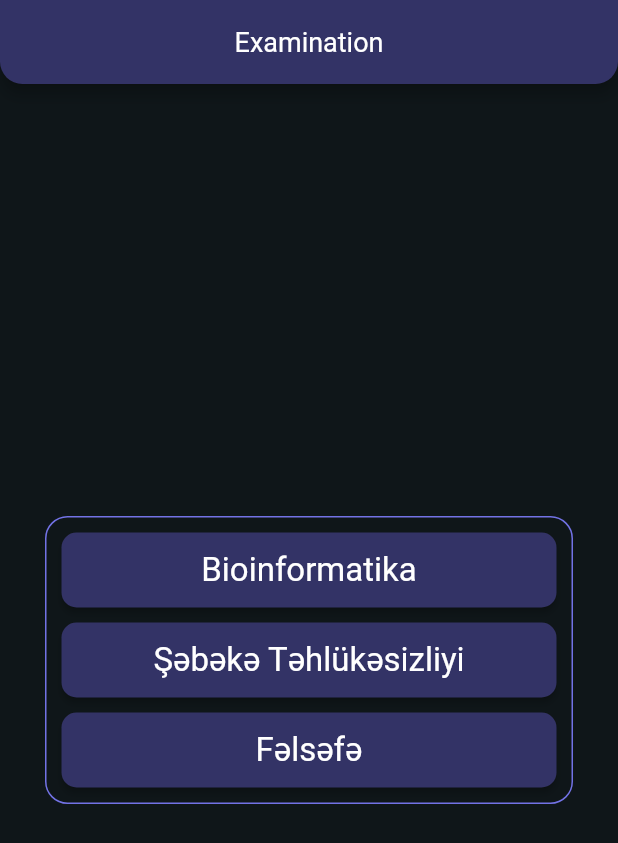
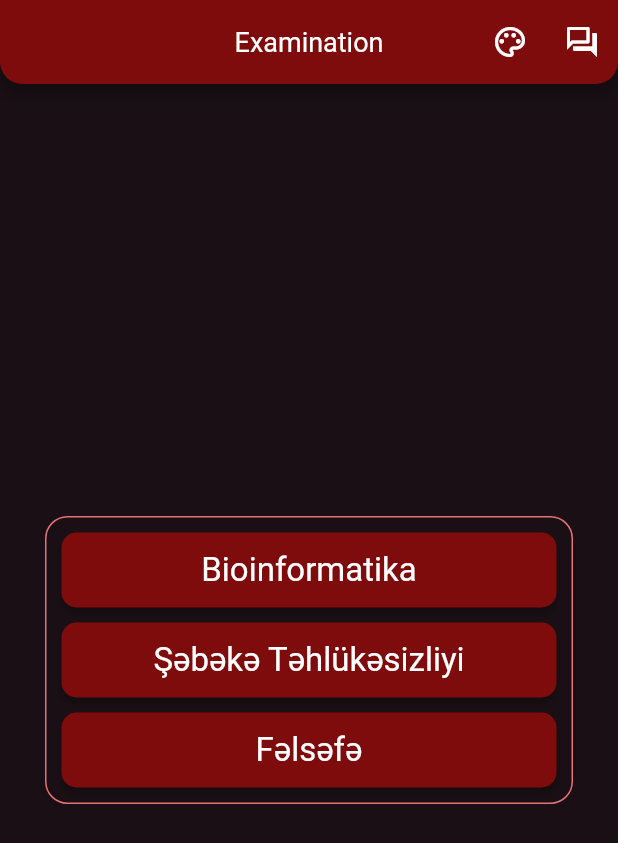
Before and after one commit to hhumbetovv/examination, a Flutter app: the screen it shows after launch, on a phone screen of 412 x 824 dp. Shown: the top 843 px of the screen. Run offline on Flutter 3.47's test engine with Material 2 defaults, Android fonts, the phone set to English and light mode, and no system bars; our stand-ins replace flutter_bloc, pie_chart; missing offline and left inert: whatsapp_share2.

Commit message:
change theme logic has been written with flutter_bloc

```diff
--- /dev/null
+++ b/lib/global/index_cubit.dart
@@ -0,0 +1,13 @@
+import 'package:flutter_bloc/flutter_bloc.dart';
+
+class IndexCubit extends Cubit<int> {
+  IndexCubit() : super(0);
+
+  void changeIndex() {
+    if (state == 8) {
+      emit(0);
+    } else {
+      emit(state + 1);
+    }
+  }
+}
--- /dev/null
+++ b/lib/global/theme_mode_cubit.dart
@@ -0,0 +1,9 @@
+import 'package:flutter_bloc/flutter_bloc.dart';
+
+class ThemeModeCubit extends Cubit<bool> {
+  ThemeModeCubit() : super(true);
+
+  void changeMode() {
+    emit(!state);
+  }
+}
--- a/lib/main.dart
+++ b/lib/main.dart
@@ -1,4 +1,7 @@
+import 'package:examination/global/index_cubit.dart';
+import 'package:examination/global/theme_mode_cubit.dart';
 import 'package:flutter/material.dart';
+import 'package:flutter_bloc/flutter_bloc.dart';
 
 import 'model/subjects.dart';
 import 'pages/select_view.dart';
@@ -8,26 +11,37 @@ void main() {
   runApp(const Examination());
 }
 
-class Examination extends StatefulWidget {
-  const Examination({super.key});
+class Examination extends StatelessWidget {
+  const Examination({
+    Key? key,
+  }) : super(key: key);
 
-  @override
-  State<Examination> createState() => _ExaminationState();
-}
-
-class _ExaminationState extends State<Examination> {
   @override
   Widget build(BuildContext context) {
     final List<Subject> subjects = Subject.subjects;
     final AppTheme appTheme = AppTheme();
 
-    return MaterialApp(
-      title: 'Examination',
-      theme: appTheme.light(AppColors.colors[3]),
-      darkTheme: appTheme.dark(AppColors.colors[3]),
-      themeMode: ThemeMode.dark,
-      debugShowCheckedModeBanner: false,
-      home: SelectView(subjects: subjects),
+    return MultiBlocProvider(
+      providers: [
+        BlocProvider(create: (context) => IndexCubit()),
+        BlocProvider(create: (context) => ThemeModeCubit()),
+      ],
+      child: BlocBuilder<IndexCubit, int>(
+        builder: (context, index) {
+          return BlocBuilder<ThemeModeCubit, bool>(
+            builder: (context, mode) {
+              return MaterialApp(
+                title: 'Examination',
+                theme: appTheme.light(AppColors.colors[index]),
+                darkTheme: appTheme.dark(AppColors.colors[index]),
+                themeMode: mode ? ThemeMode.dark : ThemeMode.light,
+                debugShowCheckedModeBanner: false,
+                home: SelectView(subjects: subjects),
+              );
+            },
+          );
+        },
+      ),
     );
   }
 }
--- a/lib/pages/select_view.dart
+++ b/lib/pages/select_view.dart
@@ -1,11 +1,15 @@
+import 'package:examination/global/index_cubit.dart';
+import 'package:examination/global/theme_mode_cubit.dart';
 import 'package:flutter/material.dart';
+import 'package:flutter_bloc/flutter_bloc.dart';
+import 'package:whatsapp_share2/whatsapp_share2.dart';
 
 import '../model/subjects.dart';
 import '../widgets/bordered_container.dart';
 import 'exam_view.dart';
 import 'learning_view.dart';
 
-class SelectView extends StatelessWidget {
+class SelectView extends StatefulWidget {
   const SelectView({
     Key? key,
     required this.subjects,
@@ -14,22 +18,63 @@ class SelectView extends StatelessWidget {
   final List<Subject> subjects;
 
   @override
+  State<SelectView> createState() => _SelectViewState();
+}
+
+class _SelectViewState extends State<SelectView> {
+  //? Message Me Button
+  IconButton get waMessageButton {
+    return IconButton(
+      onPressed: () async {
+        await WhatsappShare.share(
+          text: 'Oh? Hi there',
+          phone: '994773081398',
+        );
+      },
+      icon: const Icon(Icons.question_answer_outlined),
+    );
+  }
+
+  //? Change Theme Button
+  GestureDetector get changeThemeButton {
+    return GestureDetector(
+      onLongPress: () {
+        context.read<ThemeModeCubit>().changeMode();
+      },
+      child: IconButton(
+        onPressed: () {
+          context.read<IndexCubit>().changeIndex();
+        },
+        icon: const Icon(
+          Icons.color_lens_outlined,
+        ),
+      ),
+    );
+  }
+
+  @override
   Widget build(BuildContext context) {
     return Scaffold(
-      appBar: AppBar(title: const Text('Examination')),
+      appBar: AppBar(
+        title: const Text('Examination'),
+        actions: [
+          changeThemeButton,
+          waMessageButton,
+        ],
+      ),
       body: Padding(
         padding: const EdgeInsets.all(30),
         child: Center(
           child: BorderedContainer(
             child: Wrap(
               runSpacing: 10,
-              children: subjects.length == 1
+              children: widget.subjects.length == 1
                   ? [
                       ElevatedButton(
                         onPressed: () => Navigator.push(
                           context,
                           MaterialPageRoute(
-                            builder: (context) => ExamView(subject: subjects[0]),
+                            builder: (context) => ExamView(subject: widget.subjects[0]),
                           ),
                         ),
                         child: const Text('Exam'),
@@ -38,13 +83,13 @@ class SelectView extends StatelessWidget {
                         onPressed: () => Navigator.push(
                           context,
                           MaterialPageRoute(
-                            builder: (context) => LearningView(subject: subjects[0]),
+                            builder: (context) => LearningView(subject: widget.subjects[0]),
                           ),
                         ),
                         child: const Text('Learning'),
                       ),
                     ]
-                  : subjects.map((subject) {
+                  : widget.subjects.map((subject) {
                       return ElevatedButton(
                         onPressed: () => Navigator.push(
                           context,
--- a/pubspec.yaml
+++ b/pubspec.yaml
@@ -32,6 +32,7 @@ dependencies:
   cupertino_icons: ^1.0.2
   flutter:
     sdk: flutter
+  flutter_bloc: ^8.1.1
   pie_chart: ^5.3.2
   whatsapp_share2: ^2.0.2
 
```
Also changed, not shown: lib/pages/exam_view.dart (+21 -15 lines), lib/pages/learning_view.dart (+21 -15 lines), lib/pages/result_view.dart (+25 -1 lines), lib/widgets/dialogs/select_theme_dialog.dart (added, +92 -0 lines), pubspec.lock, 1 other file.
